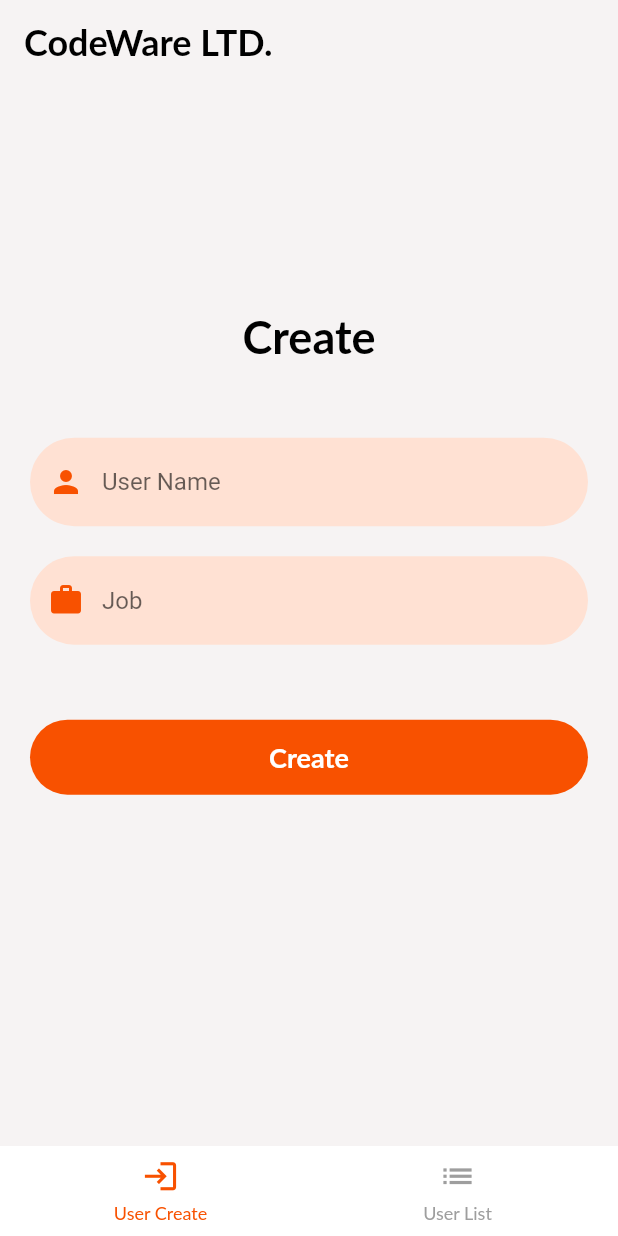
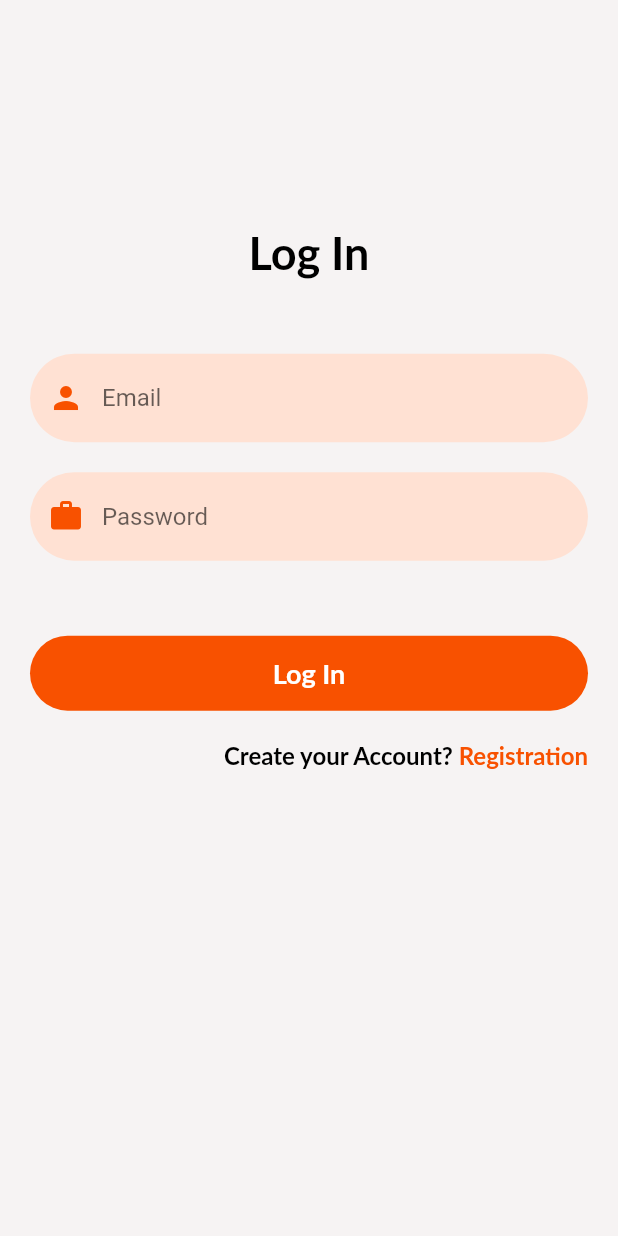
Before and after one commit to mdnirakib9651/CodeWare_LDT.Donot_use_JSON_POJO, a Flutter app: the screen it shows after launch, on a phone screen of 412 x 824 dp. Run offline on Flutter 3.47's test engine with Material 2 defaults, Android fonts, the phone set to English and light mode, and no system bars; our stand-ins replace dio.

```diff
--- a/lib/main.dart
+++ b/lib/main.dart
@@ -1,5 +1,7 @@
 import 'package:flutter/material.dart';
-import 'view/screen/home page/home_page.dart';
+
+import 'view/screen/login_screen/login_screen.dart';
+
 
 void main() {
   runApp(const MyApp());
@@ -12,7 +14,7 @@ class MyApp extends StatelessWidget {
   Widget build(BuildContext context) {
     return const MaterialApp(
       debugShowCheckedModeBanner: false,
-      home: HomePage(),
+      home: LogInScreen(),
     );
   }
 }
--- a/lib/utill/app_constants.dart
+++ b/lib/utill/app_constants.dart
@@ -3,8 +3,11 @@ class AppConstants {
   static const String baseUrl = 'https://reqres.in/';
   static const String createUrl = 'api/users';
   static const String userListUrl = 'api/users?page=';
-  static const String deletUrl = 'api/users/';
+  static const String deleteUrl = 'api/users/2';
   static const String updateUrl = 'api/users/2';
+  static const String registerUrl = 'api/register';
+  static const String logInUrl = 'api/login';
+  static const String singleUserUrl = 'api/users/2';
 
   // static const String shopMaxBaseUrl = 'https://sopmax.compilebd.com/admin/api/v1';
   // static const String catagory = '/categories';
--- a/lib/view/screen/home page/home_page.dart
+++ b/lib/view/screen/home page/home_page.dart
@@ -3,6 +3,7 @@ import 'package:codeware_ltd_task/utill/color_resources.dart';
 import 'package:codeware_ltd_task/utill/style/lato_styles.dart';
 import 'package:codeware_ltd_task/view/basewidget/deshboard_widget.dart';
 import 'package:codeware_ltd_task/view/screen/create_user_screen/create_screen.dart';
+import 'package:codeware_ltd_task/view/screen/profile/profile/profile.dart';
 import 'package:codeware_ltd_task/view/screen/user_list/user_list.dart';
 import 'package:flutter/material.dart';
 
@@ -28,6 +29,7 @@ class _HomePageState extends State<HomePage> {
   static const List<Widget> _deshBoardBottomScreen = <Widget>[
     CreateScreen(),
     UserList(),
+    Profile(),
   ];
 
   @override
--- /dev/null
+++ b/lib/view/screen/login_screen/login_screen.dart
@@ -0,0 +1,151 @@
+// ignore_for_file: use_build_context_synchronously
+
+import 'dart:convert';
+
+import 'package:codeware_ltd_task/utill/app_constants.dart';
+import 'package:codeware_ltd_task/utill/color_resources.dart';
+import 'package:codeware_ltd_task/utill/style/lato_styles.dart';
+import 'package:codeware_ltd_task/view/screen/home%20page/home_page.dart';
+import 'package:codeware_ltd_task/view/screen/registration_screen/registration_screen.dart';
+import 'package:flutter/material.dart';
+import 'package:http/http.dart' as http;
+
+class LogInScreen extends StatefulWidget {
+  const LogInScreen({Key? key}) : super(key: key);
+
+  @override
+  State<LogInScreen> createState() => _LogInScreenState();
+}
+
+class _LogInScreenState extends State<LogInScreen> {
+
+  TextEditingController emailController = TextEditingController();
+  TextEditingController passController = TextEditingController();
+
+  Future<void> logInUser() async{
+    final email = emailController.text.trim();
+    final pass = passController.text.trim();
+
+    final apiResponse = await http.post(
+      Uri.parse('${AppConstants.baseUrl}${AppConstants.logInUrl}'),
+      body: json.encode({
+        'email' : email,
+        'password' : pass,
+      }),
+      headers: {'Content-Type': 'application/json'},
+    );
+    if(apiResponse.statusCode == 200){
+      final jsonData = json.decode(apiResponse.body);
+      final String token = jsonData['token'];
+      print("--------------->>>>>>>>>>> Token: $token");
+      ScaffoldMessenger.of(context).showSnackBar(const SnackBar(content: Text("Login Successful")));
+      Navigator.push(context, MaterialPageRoute(builder: (context) => const HomePage()));
+    } else{
+      setState(() {
+        ScaffoldMessenger.of(context).showSnackBar(const SnackBar(content: Text("Login Error")));
+        debugPrint(" ----------------------->>>>>> Failed to logIn. Status code: ${apiResponse.statusCode}");
+      });
+    }
+  }
+
+  @override
+  Widget build(BuildContext context) {
+    Size size = MediaQuery.of(context).size;
+    return Scaffold(
+      backgroundColor: ColorResources.backGroundColor,
+      resizeToAvoidBottomInset: false,
+      body: Column(
+        crossAxisAlignment: CrossAxisAlignment.center,
+        children: [
+          SizedBox(height: size.height / 5.5,),
+          Text("Log In", style: latoBold24.copyWith(color: ColorResources.black, fontSize: 30),),
+          const SizedBox(height: 50,),
+          Padding(
+            padding: const EdgeInsets.only(left: 20, right: 20),
+            child: TextFormField(
+              controller: emailController,
+              decoration: InputDecoration(
+                  hintText: "Email",
+                  labelStyle: latoSemiBold18.copyWith(color: ColorResources.black),
+                  enabledBorder: OutlineInputBorder(
+                      borderRadius: BorderRadius.circular(100),
+                      borderSide: BorderSide.none
+                  ),
+                  focusedBorder: OutlineInputBorder(
+                      borderRadius: BorderRadius.circular(100),
+                      borderSide: BorderSide.none
+                  ),
+                  filled: true,
+                  fillColor: ColorResources.primaryColorShodo,
+                  border: InputBorder.none,
+                  prefixIcon: const Icon(Icons.person, color: ColorResources.primaryColor,)
+              ),
+              cursorColor: ColorResources.black,
+            ),
+          ),
+          const SizedBox(height: 20,),
+          Padding(
+            padding: const EdgeInsets.only(left: 20, right: 20),
+            child: TextFormField(
+              controller: passController,
+              decoration: InputDecoration(
+                  hintText: "Password",
+                  labelStyle: latoSemiBold18.copyWith(color: ColorResources.black),
+                  enabledBorder: OutlineInputBorder(
+                      borderRadius: BorderRadius.circular(100),
+                      borderSide: BorderSide.none
+                  ),
+                  focusedBorder: OutlineInputBorder(
+                      borderRadius: BorderRadius.circular(100),
+                      borderSide: BorderSide.none
+                  ),
+                  filled: true,
+                  fillColor: ColorResources.primaryColorShodo,
+                  border: InputBorder.none,
+                  prefixIcon: const Icon(Icons.work, color: ColorResources.primaryColor,)
+              ),
+              cursorColor: ColorResources.black,
+            ),
+          ),
+          Padding(
+            padding: const EdgeInsets.only(left: 20, right: 20, top: 50),
+            child: InkWell(
+              onTap: (){
+                // _isLoading ? null : createUser();
+                // Navigator.push(context, MaterialPageRoute(builder: (context) => const HomePage()));
+                logInUser();
+              },
+              child: Container(
+                height: 50,
+                width: size.width,
+                decoration: BoxDecoration(
+                  borderRadius: BorderRadius.circular(100),
+                  color: ColorResources.primaryColor,
+                ),
+                child: Center(child: Text("Log In", style: latoBold18.copyWith(color: ColorResources.white),),),
+              ),
+            ),
+          ),
+          Padding(
+            padding: const EdgeInsets.only(left: 20, right: 20, top: 20),
+            child: Row(
+              mainAxisAlignment: MainAxisAlignment.end,
+              children: [
+                Row(
+                  children: [
+                    Text("Create your Account? ", style: latoBold16.copyWith(color: ColorResources.black),),
+                    InkWell(
+                        onTap: (){
+                          Navigator.push(context, MaterialPageRoute(builder: (context) => const RegistrationScreen()));
+                        },
+                        child: Text("Registration", style: latoBold16.copyWith(color: ColorResources.primaryColor),)),
+                  ],
+                ),
+              ],
+            ),
+          )
+        ],
+      ),
+    );
+  }
+}
```
Also changed, not shown: lib/data/model/response/user_list_model.dart (+79 -14 lines), lib/view/basewidget/deshboard_widget.dart (+34 -5 lines), lib/view/screen/edit_screen/edit_screen_page.dart (+70 -35 lines), lib/view/screen/profile/profile/profile.dart (added, +91 -0 lines), lib/view/screen/profile/profile/profile_screen.dart (added, +47 -0 lines), lib/view/screen/registration_screen/registration_screen.dart (added, +159 -0 lines), lib/view/screen/user_list/user_list.dart (+14 -11 lines).
